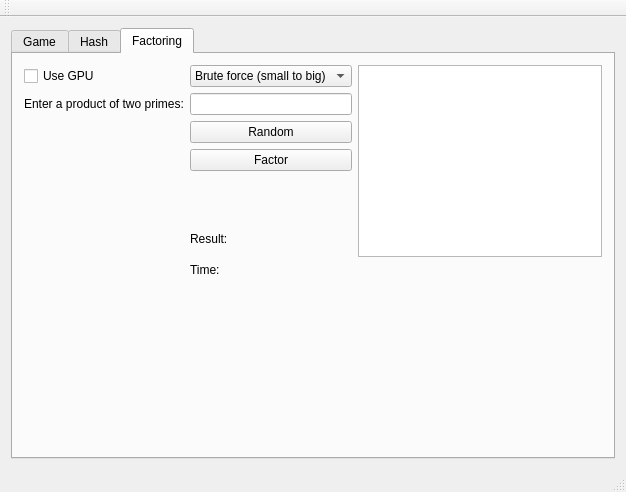
Before: the Qt Designer form CapstoneCryptography/forms/mainwindow.ui in egandunning/learn-crypto, drawn with Qt 5.
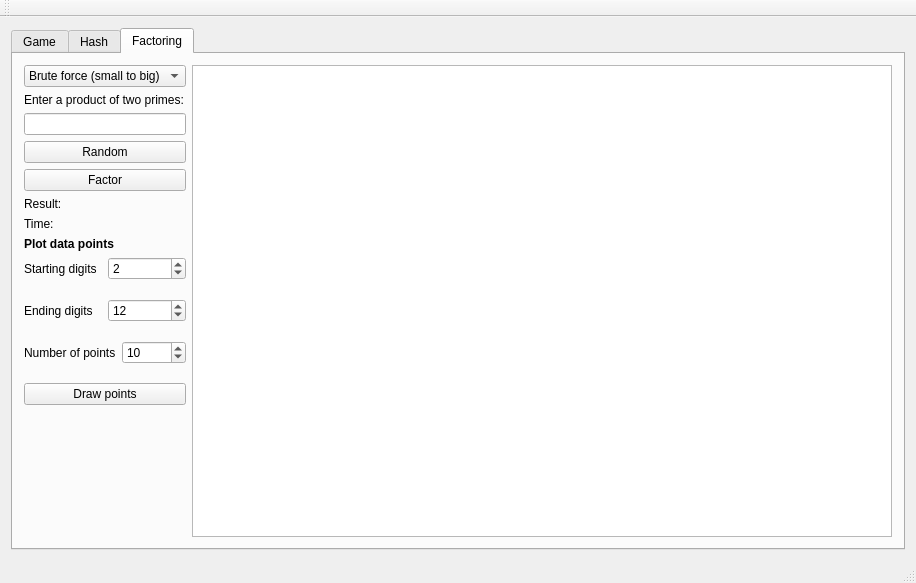
After: the same form once the commit is applied. The open tabs and pages were chosen to show the change.

Commit message: default graph runs in main window

Diff of the .ui file:
```diff
--- a/CapstoneCryptography/forms/mainwindow.ui
+++ b/CapstoneCryptography/forms/mainwindow.ui
@@ -6,8 +6,8 @@
    <rect>
     <x>0</x>
     <y>0</y>
-    <width>626</width>
-    <height>492</height>
+    <width>697</width>
+    <height>583</height>
    </rect>
   </property>
   <property name="windowTitle">
@@ -16,9 +16,8 @@
   <widget class="QWidget" name="centralWidget">
    <layout class="QGridLayout" name="gridLayout">
     <item row="2" column="0">
-     <layout class="QHBoxLayout" name="horizontalLayout"/>
-    </item>
-    <item row="0" column="0">
+     <layout class="QHBoxLayout" name="horizontalLayout">
+      <item>
      <widget class="QTabWidget" name="tabWidget">
       <property name="currentIndex">
        <number>0</number>
@@ -287,68 +286,31 @@
         <string>Factoring</string>
        </attribute>
        <layout class="QGridLayout" name="gridLayout_2">
-        <item row="3" column="1">
-         <widget class="QPushButton" name="factorPrimesButton">
+          <item row="8" column="0">
+           <widget class="QLabel" name="plotLabel">
           <property name="text">
-           <string>Factor</string>
+             <string>&lt;html&gt;&lt;head/&gt;&lt;body&gt;&lt;p&gt;&lt;span style=&quot; font-weight:600;&quot;&gt;Plot data points&lt;/span&gt;&lt;/p&gt;&lt;/body&gt;&lt;/html&gt;</string>
           </property>
          </widget>
         </item>
-        <item row="6" column="1">
+          <item row="7" column="0">
          <widget class="QLabel" name="timeLabel">
           <property name="text">
            <string>Time: </string>
           </property>
          </widget>
         </item>
-        <item row="0" column="0">
-         <widget class="QCheckBox" name="GPUCheckBox">
-          <property name="text">
-           <string>Use GPU</string>
-          </property>
-         </widget>
-        </item>
-        <item row="1" column="0">
-         <widget class="QLabel" name="label_7">
-          <property name="text">
-           <string>Enter a product of two primes:</string>
-          </property>
-         </widget>
-        </item>
-        <item row="2" column="1">
+          <item row="3" column="0">
          <widget class="QPushButton" name="random_composite">
           <property name="text">
            <string>Random</string>
           </property>
          </widget>
         </item>
-        <item row="0" column="2" rowspan="6">
-         <widget class="QGraphicsView" name="graphicsView"/>
-        </item>
-        <item row="1" column="1">
+          <item row="2" column="0">
          <widget class="QLineEdit" name="compositeTextField"/>
         </item>
-        <item row="5" column="1">
-         <widget class="QLabel" name="resultLabel">
-          <property name="text">
-           <string>Result:</string>
-          </property>
-         </widget>
-        </item>
-        <item row="7" column="1">
-         <spacer name="verticalSpacer">
-          <property name="orientation">
-           <enum>Qt::Vertical</enum>
-          </property>
-          <property name="sizeHint" stdset="0">
-           <size>
-            <width>20</width>
-            <height>40</height>
-           </size>
-          </property>
-         </spacer>
-        </item>
-        <item row="0" column="1">
+          <item row="0" column="0">
          <widget class="QComboBox" name="factorAlgChooser">
           <item>
            <property name="text">
@@ -367,9 +329,103 @@
           </item>
          </widget>
         </item>
-       </layout>
-      </widget>
-     </widget>
+          <item row="6" column="0">
+           <widget class="QLabel" name="resultLabel">
+            <property name="text">
+             <string>Result:</string>
+            </property>
+           </widget>
+          </item>
+          <item row="0" column="2" rowspan="30">
+           <widget class="QGraphicsView" name="factoringGraphicsView">
+            <property name="minimumSize">
+             <size>
+              <width>700</width>
+              <height>0</height>
+             </size>
+            </property>
+           </widget>
+          </item>
+          <item row="1" column="0">
+           <widget class="QLabel" name="label_7">
+            <property name="text">
+             <string>Enter a product of two primes:</string>
+            </property>
+           </widget>
+          </item>
+          <item row="15" column="0" rowspan="2">
+           <layout class="QHBoxLayout" name="horizontalLayout_4">
+            <item>
+             <widget class="QLabel" name="dataCountLabel">
+              <property name="text">
+               <string>Number of points</string>
+              </property>
+             </widget>
+            </item>
+            <item>
+             <widget class="QSpinBox" name="dataPointsSpinBox">
+              <property name="value">
+               <number>10</number>
+              </property>
+             </widget>
+            </item>
+           </layout>
+          </item>
+          <item row="12" column="0" rowspan="2">
+           <layout class="QHBoxLayout" name="horizontalLayout_3">
+            <item>
+             <widget class="QLabel" name="dataEndLabel">
+              <property name="text">
+               <string>Ending digits</string>
+              </property>
+             </widget>
+            </item>
+            <item>
+             <widget class="QSpinBox" name="endDigitsSpinBox">
+              <property name="value">
+               <number>12</number>
+              </property>
+             </widget>
+            </item>
+           </layout>
+          </item>
+          <item row="9" column="0" rowspan="2">
+           <layout class="QHBoxLayout" name="horizontalLayout_2">
+            <item>
+             <widget class="QLabel" name="dataStartLabel">
+              <property name="text">
+               <string>Starting digits</string>
+              </property>
+             </widget>
+            </item>
+            <item>
+             <widget class="QSpinBox" name="startDigitsSpinBox">
+              <property name="value">
+               <number>2</number>
+              </property>
+             </widget>
+            </item>
+           </layout>
+          </item>
+          <item row="18" column="0" rowspan="2">
+           <widget class="QPushButton" name="drawFactoring">
+            <property name="text">
+             <string>Draw points</string>
+            </property>
+           </widget>
+          </item>
+          <item row="4" column="0" rowspan="2">
+           <widget class="QPushButton" name="factorPrimesButton">
+            <property name="text">
+             <string>Factor</string>
+            </property>
+           </widget>
+          </item>
+         </layout>
+        </widget>
+       </widget>
+      </item>
+     </layout>
     </item>
    </layout>
   </widget>
```
Left out of the diff: 6 changed lines with no effect on the pictures. Lines whose indentation alone changed are shown as unchanged. The commit also changes 7 other files.
